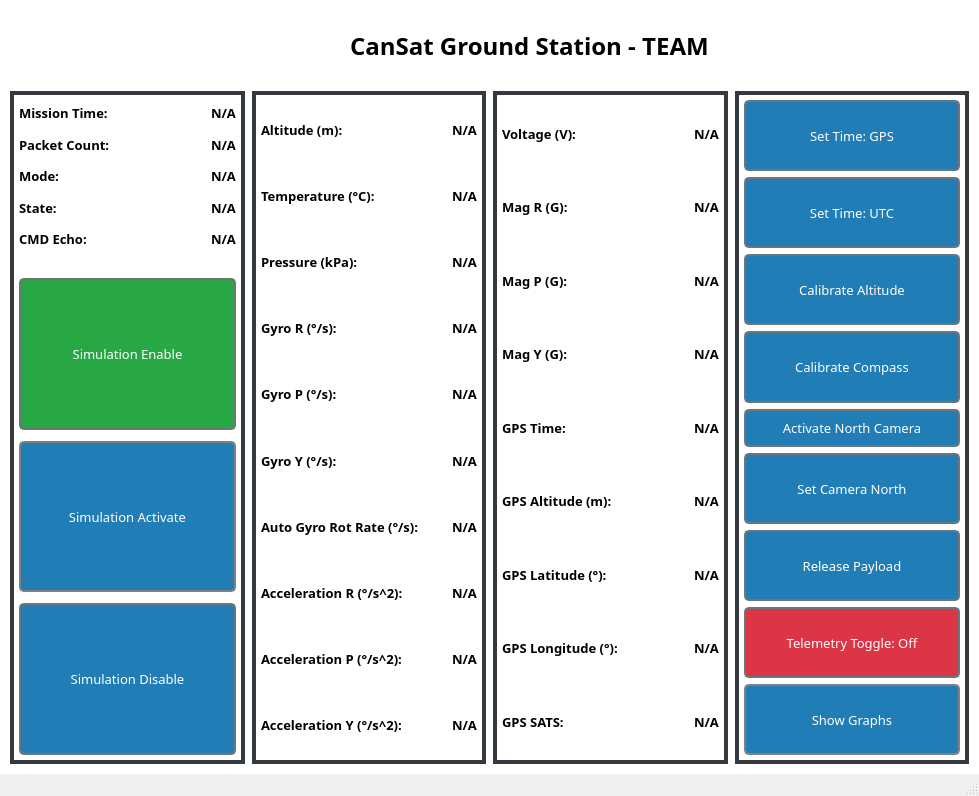
Above: Ground-Station/gui/ground_station.ui from BradyCason/UCI-CanSat-24-25 before the change. Below: the same form after it.
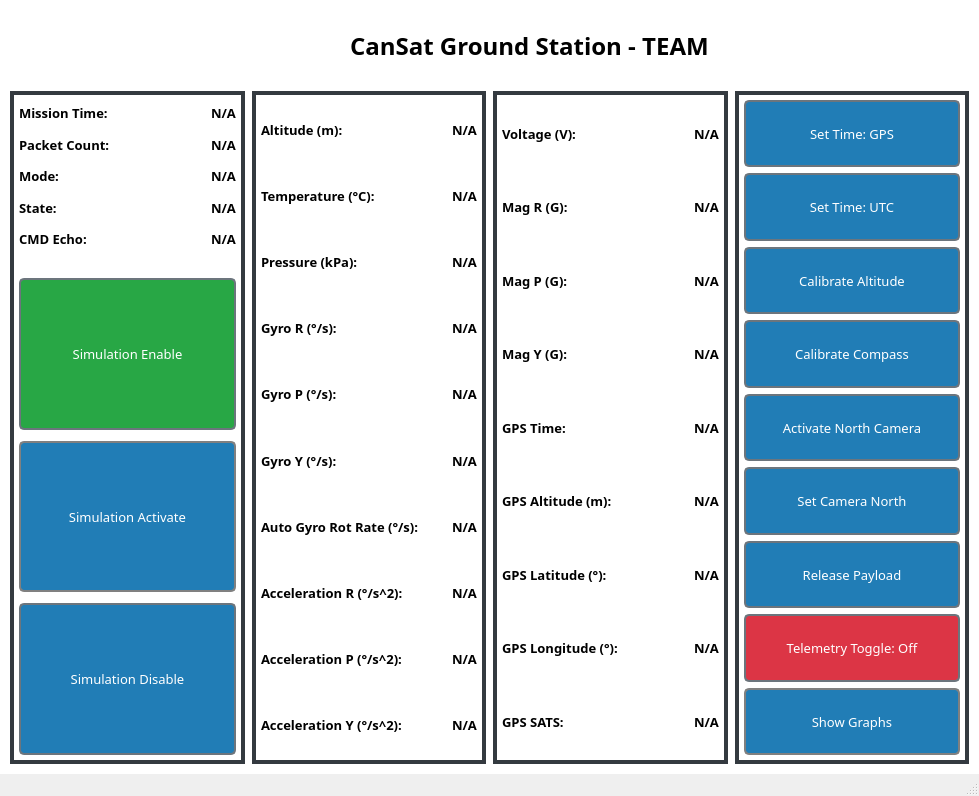
That is the form after the change.

The edit to the form file:
```diff
--- a/Ground-Station/gui/ground_station.ui
+++ b/Ground-Station/gui/ground_station.ui
@@ -1118,7 +1118,7 @@
        <widget class="QWidget" name="control_container" native="true">
         <layout class="QGridLayout" name="gridLayout_4">
          <item row="0" column="0">
-          <layout class="QVBoxLayout" name="control_panel" stretch="1,1,1,1,0,1,1,1,1">
+          <layout class="QVBoxLayout" name="control_panel" stretch="1,1,1,1,1,1,1,1,1">
            <item>
             <widget class="QPushButton" name="set_time_gps_button">
              <property name="sizePolicy">
```
